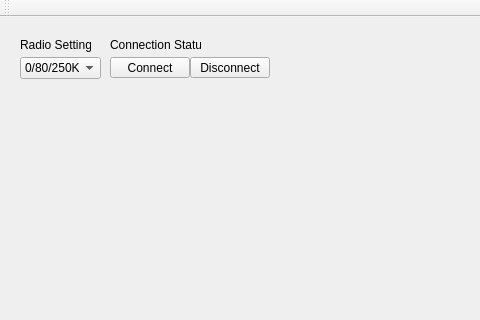
Qt form app/mainwindow.ui (saccharios/FollowMeFlie) before a commit; both pictures show x 0 to 480 and y 0 to 320 of the 660 by 603 pixel window.
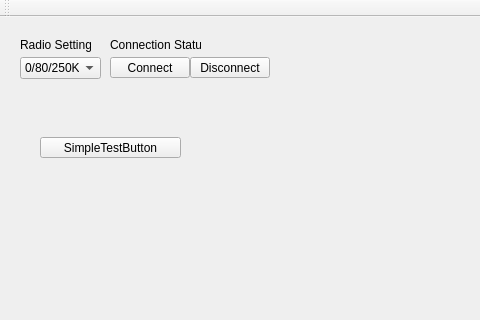
The same form after that commit.

Commit message: Integrate crazyflie connection and simple test into the gui.

Patch:
```diff
--- a/app/mainwindow.ui
+++ b/app/mainwindow.ui
@@ -110,6 +110,19 @@
      <string>Connection Status: </string>
     </property>
    </widget>
+   <widget class="QPushButton" name="pushButton">
+    <property name="geometry">
+     <rect>
+      <x>40</x>
+      <y>120</y>
+      <width>141</width>
+      <height>21</height>
+     </rect>
+    </property>
+    <property name="text">
+     <string>SimpleTestButton</string>
+    </property>
+   </widget>
   </widget>
   <widget class="QMenuBar" name="menuBar">
    <property name="geometry">
```
Left out of the diff: 5 changed lines with no effect on the pictures. The commit also changes 5 other files.
